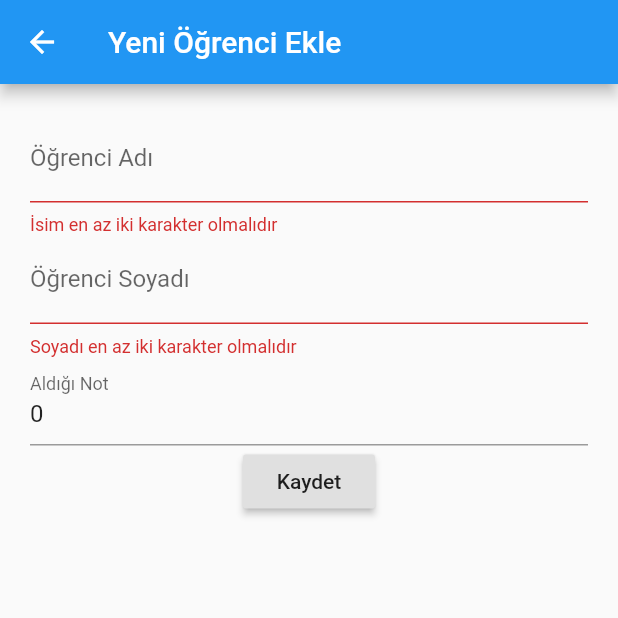
After one commit to muhammedyildizbas/Ogrenci-Takip-Sistemi, a Flutter app: the screen it shows after launch, item 2 of the bottom bar chosen, after a tap on "Kaydet", on a phone screen of 412 x 824 dp, the top half of it. The commit adds this screen. Run offline on Flutter 3.47's test engine with Material 2 defaults, Android fonts, the phone set to English and light mode, and no system bars; network calls fail.

Commit message:
Güncelleme Ekranı İşlemleri

```diff
--- a/lib/main.dart
+++ b/lib/main.dart
@@ -1,6 +1,7 @@
 import 'package:flutter/material.dart';
 import 'package:flutter_app2222/models/student.dart';
 import 'package:flutter_app2222/screens/student_add.dart';
+import 'package:flutter_app2222/screens/student_edit.dart';
 
 void main() {
   runApp(MaterialApp(home: MyApp()));
@@ -94,8 +95,7 @@ class _MyAppState extends State<MyApp> {
                     ],
                   ),
                   onPressed: () {
-                    var mesaj = "Güncellendi";
-                    mesajGoster(context, mesaj);
+                    Navigator.push(context, MaterialPageRoute(builder: (context)=>StudentEdit(selectedStudent)));
                   },
                 ),
               ),
--- /dev/null
+++ b/lib/screens/student_edit.dart
@@ -0,0 +1,97 @@
+import 'package:flutter/cupertino.dart';
+import 'package:flutter/material.dart';
+import 'package:flutter_app2222/models/student.dart';
+import 'package:flutter_app2222/validation/student_validator.dart';
+
+class StudentEdit extends StatefulWidget {
+  Student selectedStudent;
+  StudentEdit(Student selectedStudent){
+    this.selectedStudent= selectedStudent;
+  }
+  @override
+  State<StatefulWidget> createState() {
+    return _StudentAddState(selectedStudent);
+  }
+}
+
+class _StudentAddState extends State with StudentValidationMixin {
+  Student selectedStudent;
+  _StudentAddState(Student selectedStudent){
+    this.selectedStudent = selectedStudent;
+  }
+
+  var formKey = GlobalKey<FormState>();
+  @override
+  Widget build(BuildContext context) {
+    return Scaffold(
+      appBar: AppBar(
+        title: Text("Yeni Öğrenci Ekle"),
+      ),
+      body:Container(
+        margin:  EdgeInsets.all(20.0),
+        child: Form(
+          key: formKey,
+          child: Column(
+            children: <Widget>[
+              buildFirstNameField(),
+              buildLastNameField(),
+              buildGradeField(),
+              buildSubmitButton(),
+            ],
+          ),
+        ),
+      ),
+    );
+  }
+
+  Widget buildFirstNameField() {
+    return TextFormField(
+      initialValue:  selectedStudent.firstName,
+      decoration: InputDecoration(labelText: "Öğrenci Adı", hintText: "Muhammed "),
+      validator: valiateFirstName,
+      onSaved: (String value) {
+        selectedStudent.firstName = value;
+      },
+    );
+  }
+  Widget buildLastNameField() {
+    return  TextFormField(
+      initialValue:  selectedStudent.lastName,
+      decoration: InputDecoration(labelText: "Öğrenci Soyadı ", hintText: "Yıldızbaş"),
+      validator: valiateLastName,
+      onSaved:  (String value){
+        selectedStudent.lastName=value;
+      },
+    );
+  }
+  Widget buildGradeField() {
+    return  TextFormField(
+      initialValue: selectedStudent.grade.toString(),
+      decoration: InputDecoration(labelText: "Aldığı Not ", hintText: "65"),
+      validator: validateGrate,
+      onSaved:  (String value){
+        selectedStudent.grade = int.parse(value);
+      },
+    );
+  }
+
+  Widget buildSubmitButton() {
+    return RaisedButton(
+      child:  Text("Kaydet"),
+      onPressed:() {
+        if(formKey.currentState.validate()){
+          formKey.currentState.save();
+
+          saveStudent();
+          Navigator.pop(context);
+        }
+      },
+    );
+
+  }
+  void saveStudent(){
+    print(selectedStudent.firstName);
+    print(selectedStudent.lastName);
+    print(selectedStudent.grade);
+  }
+}
```
Also changed, not shown: 3 other files.
